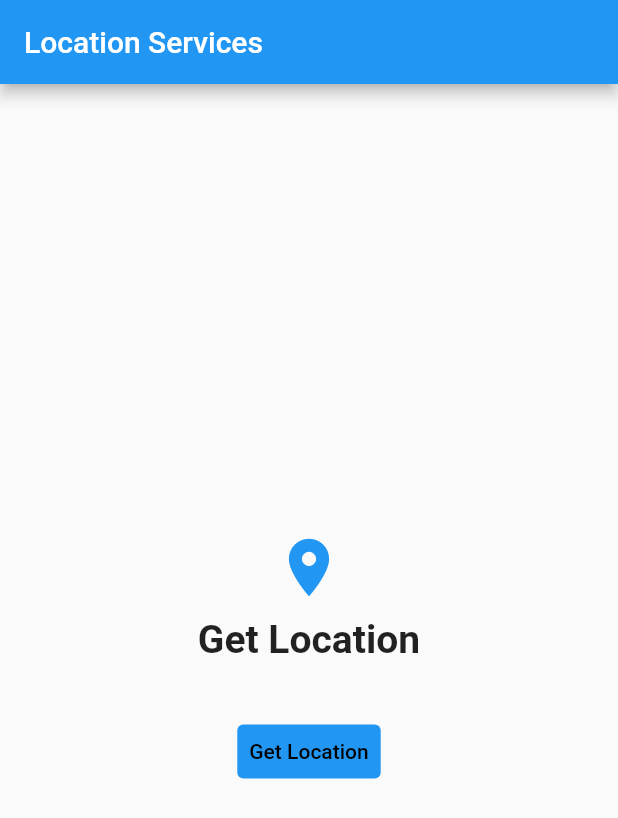
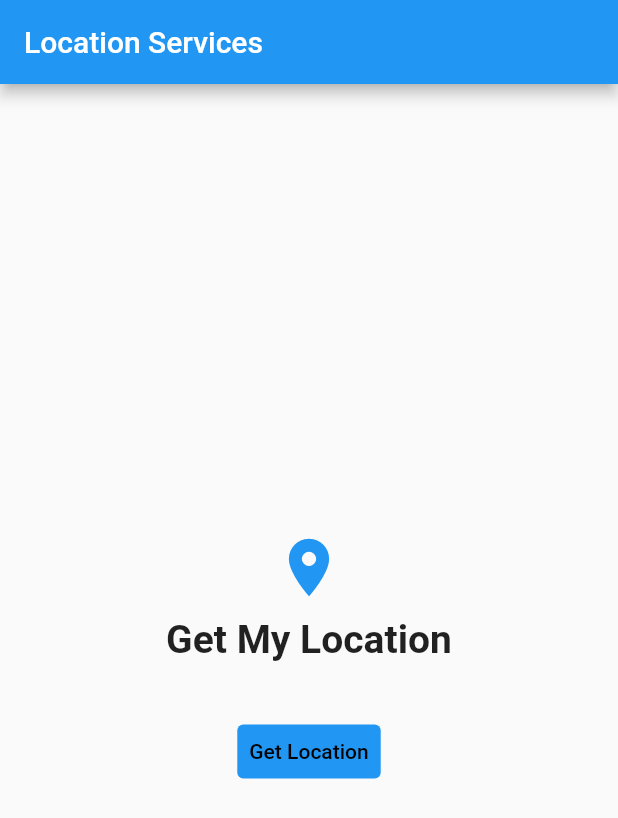
Before and after one commit to Phrantyx/colorswitcher, a Flutter app: the screen it shows after launch, on a phone screen of 412 x 824 dp. Shown: the top 818 px of the screen. Run offline on Flutter 3.47's test engine with Material 2 defaults, Android fonts, the phone set to English and light mode, and no system bars; our stand-ins replace geolocator.

Commit message:
firs2 commit

```diff
--- a/lib/main.dart
+++ b/lib/main.dart
@@ -61,7 +61,7 @@ class _LocationAppState extends State<LocationApp> {
               height: 10.0,
             ),
             const Text(
-              "Get Location",
+              "Get My Location",
               style: TextStyle(fontSize: 26.0, fontWeight: FontWeight.bold),
             ),
             const SizedBox(
```
